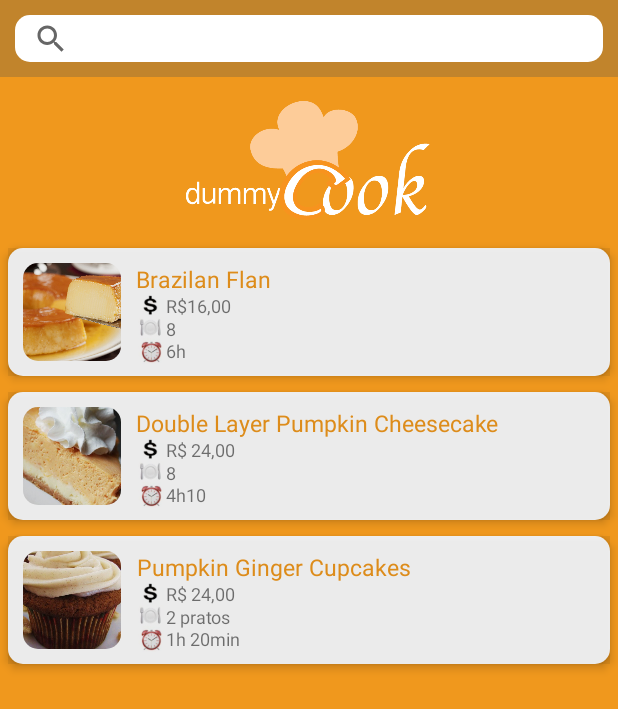
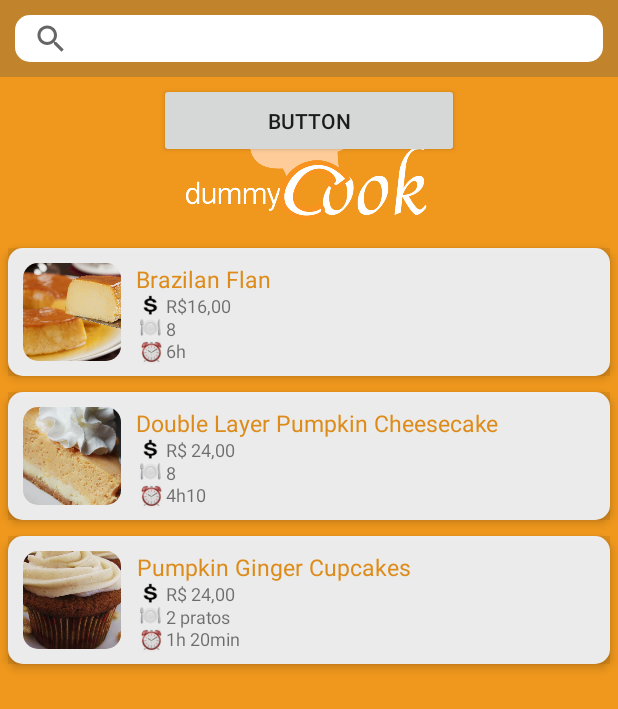
Before and after one commit to vitorm2/DummyCookAndroid, an Android app: the MainActivity screen opened directly, with no data from a screen before it, on a phone screen of 412 x 824 dp. Shown: the top 709 px of the screen. Run offline under Robolectric (Android 15) with nearby library versions, the phone set to English and light mode, and no system bars.

Commit message:
learning how to use Android notifications

```diff
--- a/app/build.gradle
+++ b/app/build.gradle
@@ -33,4 +33,5 @@ dependencies {
     androidTestImplementation 'com.android.support.test.espresso:espresso-core:3.0.2'
     implementation 'com.android.support:recyclerview-v7:27.1.1'
     implementation 'com.android.support:design:27.1.1'
+    implementation "com.android.support:support-compat:27.1.1"
 }
--- a/app/src/main/java/com/example/vitor/dummycook/MainActivity.java
+++ b/app/src/main/java/com/example/vitor/dummycook/MainActivity.java
@@ -4,14 +4,21 @@ package com.example.vitor.dummycook;
 import android.app.Activity;
 
 
+import android.app.AlarmManager;
+import android.app.PendingIntent;
 import android.content.Context;
 
+import android.content.Intent;
 import android.os.Bundle;
+import android.os.SystemClock;
 import android.support.v7.widget.LinearLayoutManager;
 import android.support.v7.widget.RecyclerView;
+import android.view.View;
+import android.widget.Button;
 import android.widget.SearchView;
 
 import java.util.ArrayList;
+import java.util.Calendar;
 
 
 public class MainActivity extends Activity {
@@ -19,6 +26,7 @@ public class MainActivity extends Activity {
     private RecyclerView mRecyclerView;
     private RecyclerView.Adapter mAdapter;
     private RecyclerView.LayoutManager mLayoutManager;
+    private Button botaoCancel;
 
 
     protected void onCreate(Bundle savedInstanceState) {
@@ -137,6 +145,54 @@ public class MainActivity extends Activity {
 
         SearchView simpleSearchView = (SearchView) findViewById(R.id.simpleSearchView); // inititate a search view
 
+
+        AlarmManager alarmManager = (AlarmManager) getSystemService(Context.ALARM_SERVICE);
+
+        Intent notificationIntent = new Intent("android.media.action.DISPLAY_NOTIFICATION");
+
+        Bundle bundle = new Bundle();
+        bundle.putSerializable("recipe",r1);
+        bundle.putInt("index", 1);
+        notificationIntent.putExtras(bundle);
+
+        notificationIntent.addCategory("android.intent.category.DEFAULT");
+
+        Intent tela1 = new Intent("android.media.action.DISPLAY_NOTIFICATION");
+
+        Bundle bundle1 = new Bundle();
+        bundle1.putSerializable("recipe",r2);
+        bundle.putInt("index", 2);
+        tela1.putExtras(bundle1);
+
+        tela1.addCategory("android.intent.category.DEFAULT");
+
+        PendingIntent broadcast = PendingIntent.getBroadcast(this, 100, notificationIntent, PendingIntent.FLAG_UPDATE_CURRENT);
+
+        PendingIntent broadcast1 = PendingIntent.getBroadcast(this, 200, tela1, PendingIntent.FLAG_UPDATE_CURRENT);
+
+
+        Calendar cal = Calendar.getInstance();
+        cal.add(Calendar.SECOND, 2);
+        alarmManager.setExact(AlarmManager.RTC_WAKEUP, cal.getTimeInMillis(), broadcast);
+
+        cal.add(Calendar.SECOND, 4);
+        alarmManager.setExact(AlarmManager.RTC_WAKEUP, cal.getTimeInMillis(), broadcast1);
+
+        //alarmManager.setRepeating(AlarmManager.RTC_WAKEUP, cal.getTimeInMillis(), 2, broadcast);
+
+
+
+
+        botaoCancel =  findViewById(R.id.button2);
+
+        botaoCancel.setOnClickListener(new View.OnClickListener() {
+            public void onClick(View v) {
+
+                alarmManager.cancel(broadcast);
+                alarmManager.cancel(broadcast1);
+
+            }});
+
     }
 
 }
--- a/app/src/main/res/layout/activity_main.xml
+++ b/app/src/main/res/layout/activity_main.xml
@@ -47,5 +47,14 @@
         android:layout_marginTop="55dp"
         android:src="@drawable/dummycooklogo" />
 
+    <Button
+        android:id="@+id/button2"
+        android:layout_width="200dp"
+        android:layout_height="50dp"
+        android:layout_alignParentTop="true"
+        android:layout_centerHorizontal="true"
+        android:layout_marginTop="55dp"
+        android:text="Button" />
+
 
 </RelativeLayout>
--- a/app/src/main/res/layout/line_steps_list.xml
+++ b/app/src/main/res/layout/line_steps_list.xml
@@ -14,12 +14,14 @@
         android:layout_alignParentTop="true"
         android:background="@color/corLaranja" />
 
+
     <TextView
         android:id="@+id/text_numStepslist"
         android:layout_width="wrap_content"
         android:layout_height="wrap_content"
         android:layout_alignParentStart="true"
         android:layout_centerVertical="true"
+
         android:layout_marginStart="35dp"
         android:text="TextView"
         android:textColor="@color/corBranca"
```
Also changed, not shown: app/src/main/AndroidManifest.xml (+17 -1 lines), app/src/main/java/com/example/vitor/dummycook/AlarmReceiver.java (added, +58 -0 lines), app/src/main/java/com/example/vitor/dummycook/MainStepActivity.java (+5 -2 lines), app/src/main/res/mipmap-hdpi/ic_notification.png (added), app/src/main/res/mipmap-mdpi/ic_notification.png (added), app/src/main/res/mipmap-xhdpi/ic_notification.png (added), app/src/main/res/mipmap-xxhdpi/ic_notification.png (added), app/src/main/res/mipmap-xxxhdpi/ic_notification.png (added).
